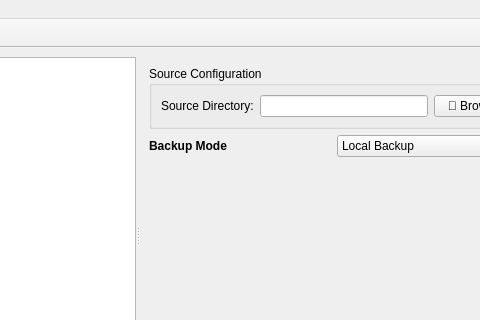
Old version of the form backy_x/src/gui/MainWindow.ui in the repository Mantinum/backyfull; both pictures show x 127 to 607 and y 0 to 320 of the 735 by 444 pixel window.
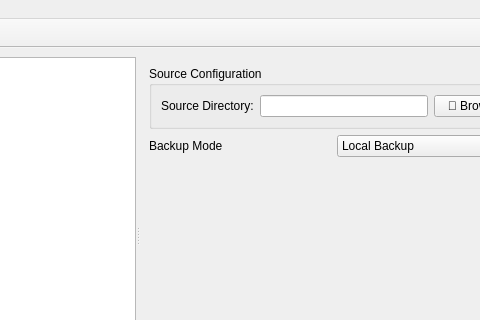
New version of the form.

Commit message: micro1: pages dédiées + suppression scrollArea ; nav OK

Diff of the .ui file:
```diff
--- a/backy_x/src/gui/MainWindow.ui
+++ b/backy_x/src/gui/MainWindow.ui
@@ -38,7 +38,7 @@
          </item>
          <item>
           <layout class="QHBoxLayout" name="modeLayout">
-           <item><widget class="QLabel" name="modeLabel"><property name="text"><string>&lt;b&gt;Backup Mode&lt;/b&gt;</string></property></widget></item>
+           <item><widget class="QLabel" name="modeLabel"><property name="text"><string>Backup Mode</string></property></widget></item>
            <item>
             <widget class="QComboBox" name="backupModeComboBox">
              <item><property name="text"><string>Local Backup</string></property></item>
```
The commit also changes 1 other file.
